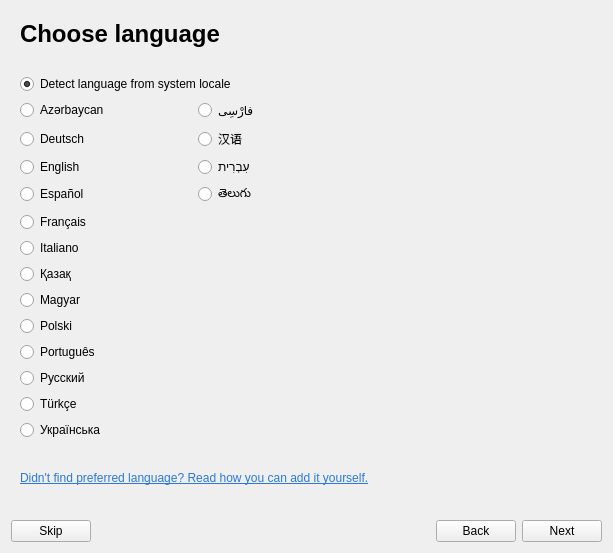
Qt form src/bin/scenarist-desktop/UserInterfaceLayer/Onboarding/OnboardingView.ui (dimkanovikov/KITScenarist) before a commit.
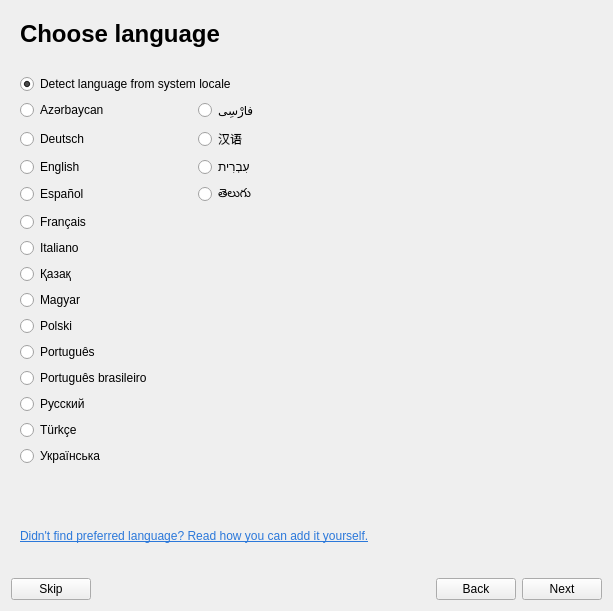
The same form after that commit. Custom widgets are drawn as their Qt base class.

```diff
--- a/src/bin/scenarist-desktop/UserInterfaceLayer/Onboarding/OnboardingView.ui
+++ b/src/bin/scenarist-desktop/UserInterfaceLayer/Onboarding/OnboardingView.ui
@@ -7,7 +7,7 @@
     <x>0</x>
     <y>0</y>
     <width>613</width>
-    <height>553</height>
+    <height>611</height>
    </rect>
   </property>
   <property name="windowTitle">
@@ -278,6 +278,16 @@
          </property>
         </widget>
        </item>
+       <item row="13" column="0">
+        <widget class="QRadioButton" name="portuguesBrasil">
+         <property name="text">
+          <string>Português brasileiro</string>
+         </property>
+         <property name="checked">
+          <bool>false</bool>
+         </property>
+        </widget>
+       </item>
       </layout>
      </widget>
      <widget class="QWidget" name="themePage">
```
Left out of the diff: 4 changed lines with no effect on the pictures.
